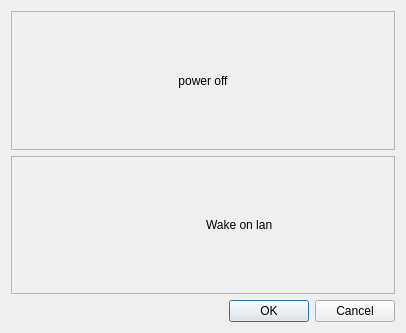
Before: the Qt Designer form CaX/dialog/poweroffdialog.ui in fsest4u/CaX_03, drawn with Qt 5.
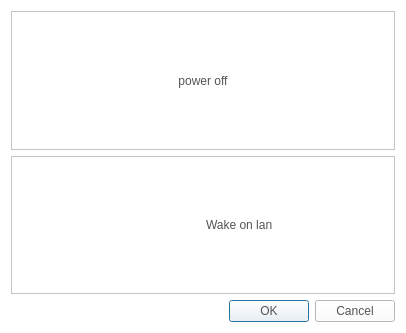
After: the same form once the commit is applied. Icons and pictures are not drawn.

Commit message: [dialog] apply to style

```diff
--- a/CaX/dialog/poweroffdialog.ui
+++ b/CaX/dialog/poweroffdialog.ui
@@ -13,6 +13,22 @@
   <property name="windowTitle">
    <string>Dialog</string>
   </property>
+  <property name="styleSheet">
+   <string notr="true">QLabel
+{
+	color: rgb(84, 84, 84);
+	font: 14pt &quot;Segoe UI&quot;;
+}
+QPushButton
+{
+	color: rgb(84, 84, 84);
+	font: 14pt &quot;Segoe UI&quot;;
+}
+QWidget
+{
+	background-color: rgb(255, 255, 255);
+}</string>
+  </property>
   <layout class="QGridLayout" name="gridLayout">
    <item row="0" column="0">
     <widget class="QFrame" name="frame">
```
Left out of the diff: 2 changed lines with no effect on the pictures. The commit also changes 7 other files.
